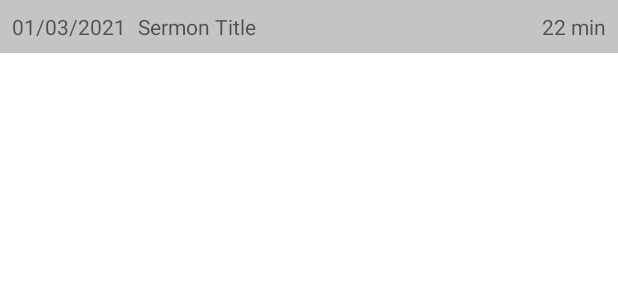
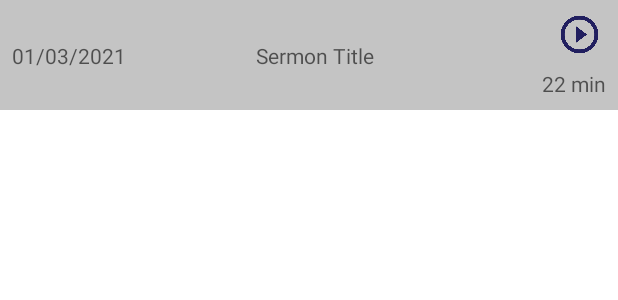
Before and after one commit to BatDon/CovenantSermons, an Android app: the layout podcast_item.xml on its own in the app's theme, with its tools: preview values and no code run, on a phone screen of 412 x 824 dp. Shown: the top 300 px of the screen. Run offline under Robolectric (Android 15) with nearby library versions, the phone set to English and light mode, and no system bars.

```diff
--- a/app/src/main/res/layout/podcast_item.xml
+++ b/app/src/main/res/layout/podcast_item.xml
@@ -1,6 +1,5 @@
 <?xml version="1.0" encoding="utf-8"?>
-<androidx.constraintlayout.widget.ConstraintLayout
-    xmlns:android="http://schemas.android.com/apk/res/android"
+<androidx.constraintlayout.widget.ConstraintLayout xmlns:android="http://schemas.android.com/apk/res/android"
     xmlns:app="http://schemas.android.com/apk/res-auto"
     xmlns:tools="http://schemas.android.com/tools"
     android:layout_width="match_parent"
@@ -32,21 +31,38 @@
         android:hint="@string/sermon_title_hint"
         android:textColor="@color/black"
         app:layout_constraintBottom_toBottomOf="parent"
+        app:layout_constraintEnd_toEndOf="parent"
+        app:layout_constraintHorizontal_bias="0.5"
         app:layout_constraintStart_toEndOf="@+id/sermonItemDateTV"
+        app:layout_constraintStart_toStartOf="parent"
         app:layout_constraintTop_toTopOf="parent" />
 
-    <TextView
-        android:id="@+id/sermonItemLengthTV"
+    <LinearLayout
         android:layout_width="wrap_content"
         android:layout_height="wrap_content"
         android:layout_marginTop="8dp"
-        android:layout_marginEnd="8dp"
-        android:layout_marginRight="8dp"
-        android:layout_marginBottom="8dp"
-        android:hint="@string/sermon_length_hint"
-        android:textColor="@color/black"
+        android:orientation="vertical"
         app:layout_constraintBottom_toBottomOf="parent"
         app:layout_constraintEnd_toEndOf="parent"
-        app:layout_constraintTop_toTopOf="parent" />
+        app:layout_constraintTop_toTopOf="parent">
+
+        <ImageView
+            android:layout_width="30dp"
+            android:layout_height="30dp"
+            android:layout_gravity="center_horizontal"
+            app:srcCompat="@drawable/play_list_image" />
+
+        <TextView
+            android:id="@+id/sermonItemLengthTV"
+            android:layout_width="wrap_content"
+            android:layout_height="wrap_content"
+            android:layout_marginTop="8dp"
+            android:layout_marginEnd="8dp"
+            android:layout_marginRight="8dp"
+            android:layout_marginLeft="8dp"
+            android:layout_marginBottom="8dp"
+            android:hint="@string/sermon_length_hint"
+            android:textColor="@color/black" />
+    </LinearLayout>
 
 </androidx.constraintlayout.widget.ConstraintLayout>
--- a/app/src/main/res/layout/podcast_list_fragment.xml
+++ b/app/src/main/res/layout/podcast_list_fragment.xml
@@ -39,6 +39,7 @@
         app:layout_constraintBottom_toBottomOf="parent"
         app:layout_constraintEnd_toEndOf="parent"
         app:layout_constraintStart_toStartOf="parent"
-        app:layout_constraintTop_toBottomOf="@+id/cross_image_view" />
+        app:layout_constraintTop_toBottomOf="@+id/cross_image_view"
+        tools:listitem="layout/podcast_item"/>
 
 </androidx.constraintlayout.widget.ConstraintLayout>
```
Also changed, not shown: app/src/main/java/com/example/covenantsermons/podcast/PodcastAdapter.kt (+16 -1 lines), app/src/main/java/com/example/covenantsermons/podcast/PodcastListFragment.kt (+65 -38 lines), app/src/main/res/layout/activity_main.xml (+44 -15 lines), app/src/main/res/drawable-v24/play_list_image.png (added).
